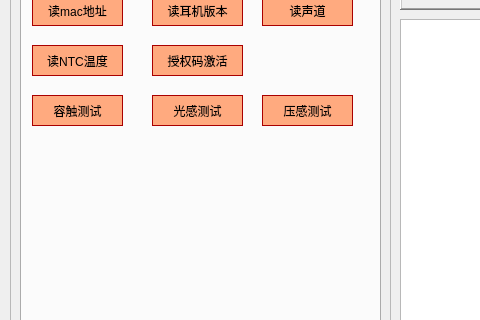
Above: mainwindow.ui from LinZephyr/mew_tw200_test before the change; both pictures show x 0 to 480 and y 101 to 421 of the 1267 by 744 pixel window. Below: the same form after it.
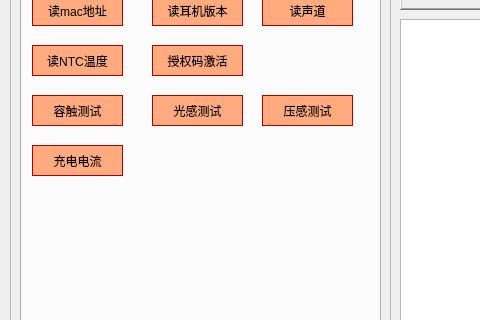
That is the form after the change. Icons and pictures are not drawn.

Commit message: <feat>  增加测试充电电流按钮,暂时无法实现功能.

Patch:
```diff
--- a/mainwindow.ui
+++ b/mainwindow.ui
@@ -533,6 +533,27 @@
         <string>压感测试</string>
        </property>
       </widget>
+      <widget class="QPushButton" name="charge_cur_btn">
+       <property name="geometry">
+        <rect>
+         <x>10</x>
+         <y>200</y>
+         <width>91</width>
+         <height>31</height>
+        </rect>
+       </property>
+       <property name="styleSheet">
+        <string notr="true">color: rgb(0, 0, 0);
+background-color: rgb(255, 170, 127);
+border-color: rgb(170, 0, 0);
+font: 10pt &quot;黑体&quot;;
+border-style: solid;
+border-width: 1px;</string>
+       </property>
+       <property name="text">
+        <string>充电电流</string>
+       </property>
+      </widget>
      </widget>
      <widget class="QWidget" name="tab">
       <attribute name="title">
```
The commit also changes 2 other files.
